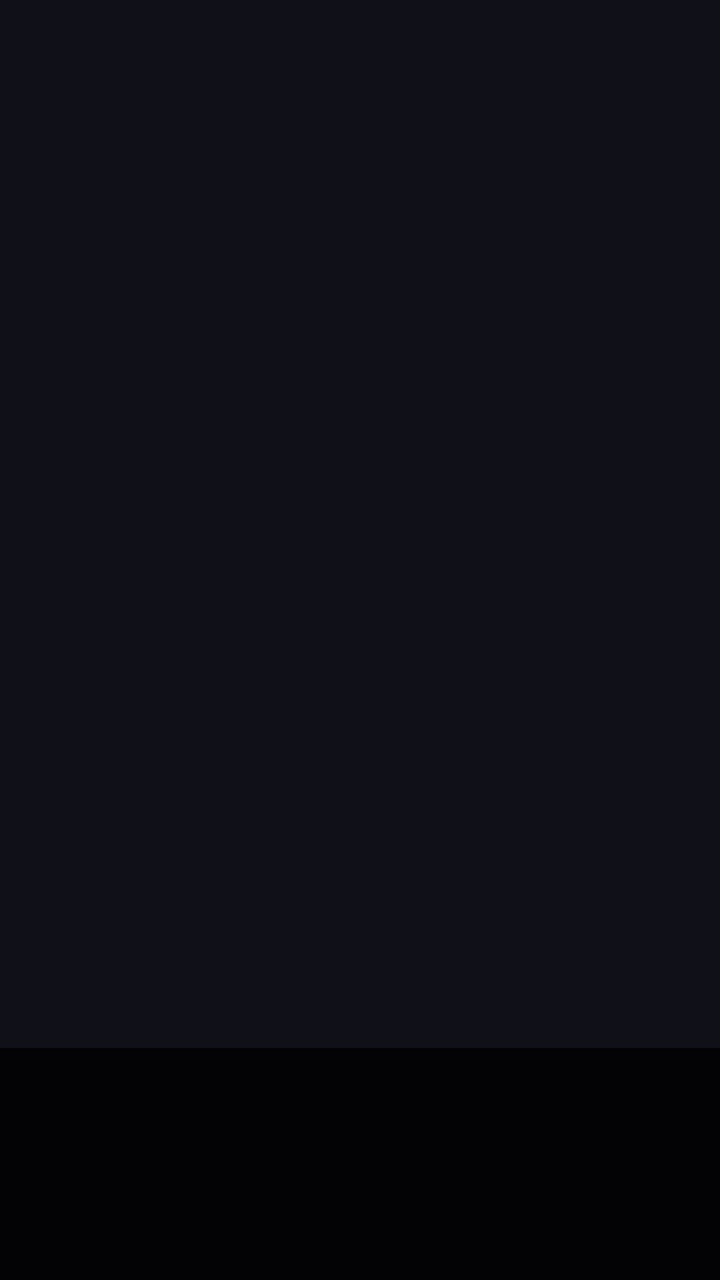
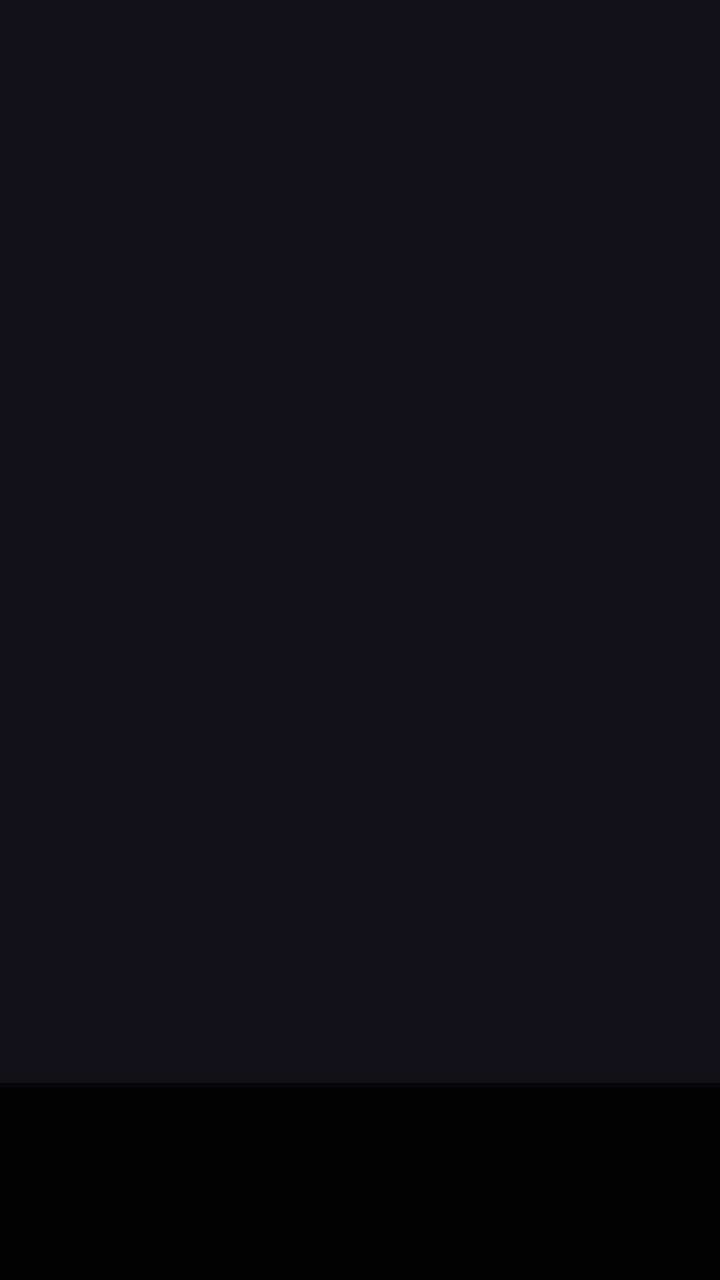

An Android layout rendered at two revisions. The XML below is the earlier revision; the diff shows what the commit changed to produce the second picture.
<!-- AndroidManifest.xml: application theme android:Theme.DeviceDefault.NoActionBar.Fullscreen -->
<!-- res/layout/activity_novel.xml -->
<?xml version="1.0" encoding="utf-8"?>
<FrameLayout xmlns:android="http://schemas.android.com/apk/res/android"
    android:id="@+id/root"
    android:layout_width="match_parent"
    android:layout_height="match_parent"
    android:background="#101018">

    <ImageView
        android:id="@+id/portraitLeft"
        android:layout_width="220dp"
        android:layout_height="280dp"
        android:layout_gravity="start|bottom"
        android:layout_marginStart="24dp"
        android:layout_marginBottom="120dp"
        android:contentDescription="@null"
        android:scaleType="fitEnd"
        android:visibility="invisible" />

    <ImageView
        android:id="@+id/portraitRight"
        android:layout_width="220dp"
        android:layout_height="280dp"
        android:layout_gravity="end|bottom"
        android:layout_marginEnd="24dp"
        android:layout_marginBottom="120dp"
        android:contentDescription="@null"
        android:scaleType="fitEnd"
        android:visibility="invisible" />

    <LinearLayout
        android:id="@+id/choices"
        android:layout_width="wrap_content"
        android:layout_height="wrap_content"
        android:layout_gravity="center"
        android:orientation="vertical"
        android:visibility="gone" />

    <LinearLayout
        android:id="@+id/textPanel"
        android:layout_width="match_parent"
        android:layout_height="wrap_content"
        android:layout_gravity="bottom"
        android:background="#CC000000"
        android:orientation="vertical"
        android:paddingStart="32dp"
        android:paddingTop="12dp"
        android:paddingEnd="32dp"
        android:paddingBottom="16dp">

        <TextView
            android:id="@+id/speaker"
            android:layout_width="wrap_content"
            android:layout_height="wrap_content"
            android:textColor="#FFD24D"
            android:textSize="16sp"
            android:textStyle="bold" />

        <TextView
            android:id="@+id/text"
            android:layout_width="match_parent"
            android:layout_height="wrap_content"
            android:minLines="3"
            android:textColor="#FFFFFF"
            android:textSize="18sp" />
    </LinearLayout>
</FrameLayout>
<!-- resources referenced by this layout -->
<resources>

</resources>

<!-- the commit's change to res/layout/activity_novel.xml (unified diff, before → after) -->
@@ -50,17 +50,12 @@
         <TextView
             android:id="@+id/speaker"
             android:layout_width="wrap_content"
-            android:layout_height="wrap_content"
-            android:textColor="#FFD24D"
-            android:textSize="16sp"
-            android:textStyle="bold" />
+            android:layout_height="wrap_content" />
 
         <TextView
             android:id="@+id/text"
             android:layout_width="match_parent"
             android:layout_height="wrap_content"
-            android:minLines="3"
-            android:textColor="#FFFFFF"
-            android:textSize="18sp" />
+            android:minLines="3" />
     </LinearLayout>
 </FrameLayout>
